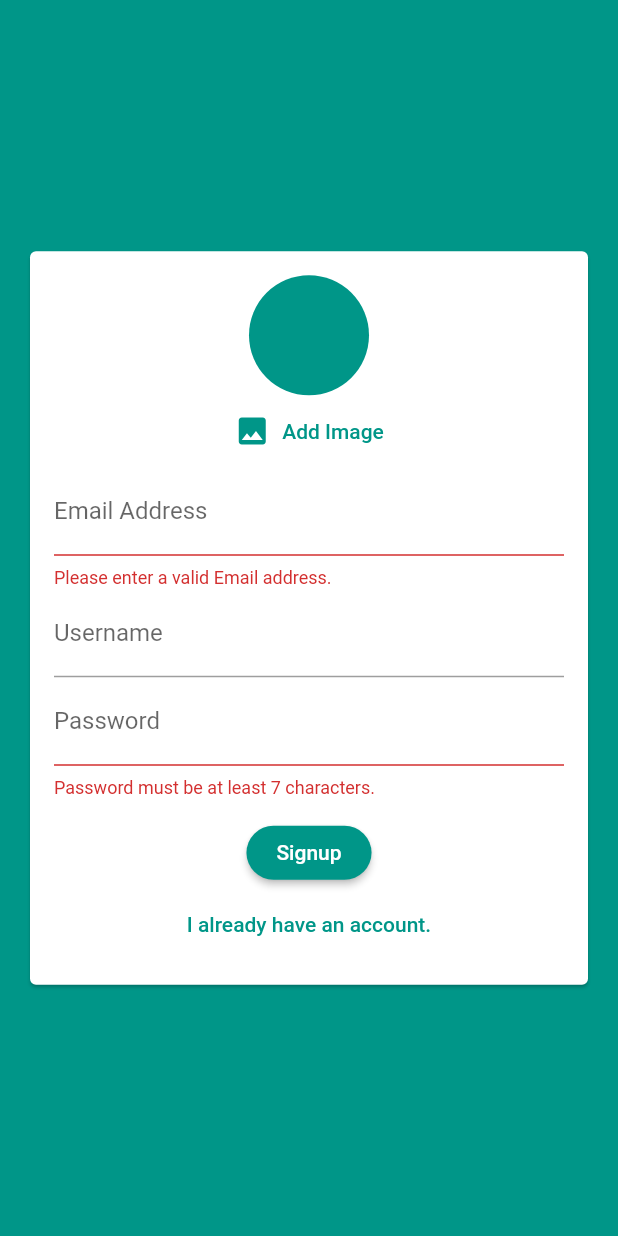
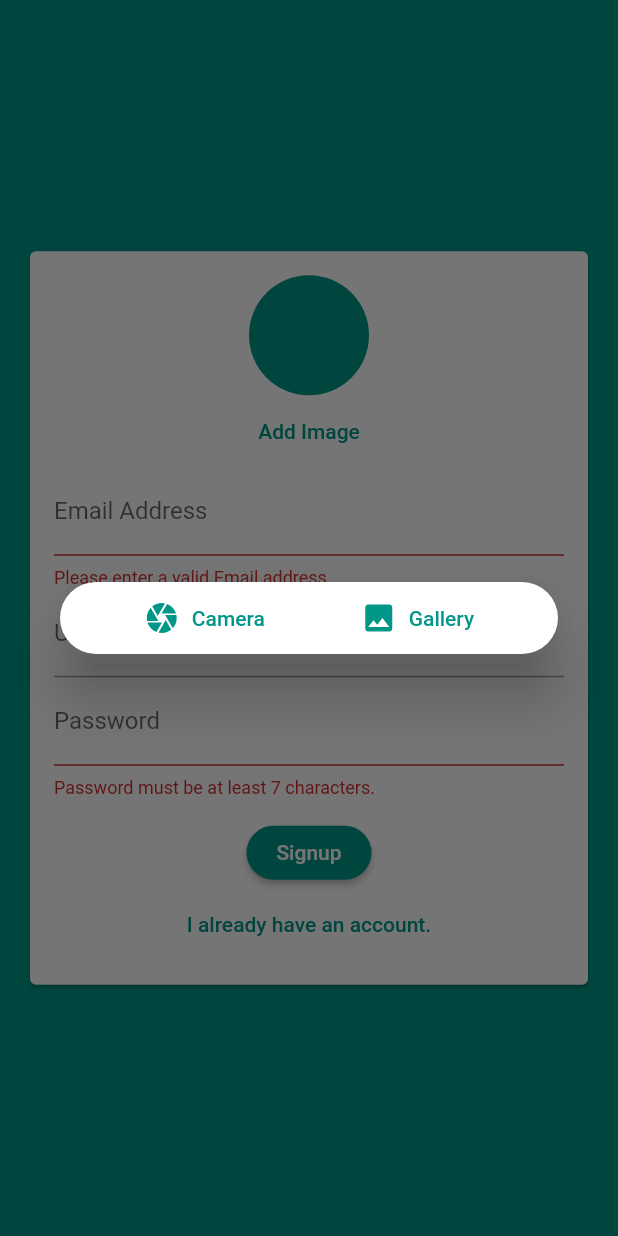
Before and after one commit to Tolulope05/tee_chat_app, a Flutter app: the screen it shows after launch, after a tap on "Login", after a tap on "Create new account", after a tap on "Add Image", on a phone screen of 412 x 824 dp. Run offline on Flutter 3.47's test engine with Material 2 defaults, Android fonts, the phone set to English and light mode, and no system bars; our stand-ins replace cloud_firestore, firebase_auth, firebase_core, firebase_storage, image_picker; accounts and stored records are empty.

Commit message:
added dialogue to show option for gallery image upload.

```diff
--- a/lib/pickers/user_image_picker.dart
+++ b/lib/pickers/user_image_picker.dart
@@ -17,9 +17,22 @@ class _UserImagePickerState extends State<UserImagePicker> {
   File? _pickedImage;
   final ImagePicker _picker = ImagePicker();
 
+  Future<void> _pickImageCam() async {
+    final XFile? image = await _picker.pickImage(
+      source: ImageSource.camera,
+      imageQuality: 50,
+      maxWidth: 150,
+    );
+    // print(image!.path.toString());
+    setState(() {
+      _pickedImage = File(image!.path);
+    });
+    widget.imagePickedfn(File(image!.path));
+  }
+
   Future<void> _pickImage() async {
     final XFile? image = await _picker.pickImage(
-      source: ImageSource.camera,
+      source: ImageSource.gallery,
       imageQuality: 50,
       maxWidth: 150,
     );
@@ -40,11 +53,37 @@ class _UserImagePickerState extends State<UserImagePicker> {
           radius: 40,
           backgroundColor: Theme.of(context).colorScheme.primary,
         ),
-        TextButton.icon(
-          onPressed: _pickImage,
-          icon: const Icon(Icons.image),
-          label: const Text('Add Image'),
-        ),
+        TextButton(
+            onPressed: () {
+              showDialog(
+                  context: context,
+                  builder: (context) {
+                    return Dialog(
+                      shape: RoundedRectangleBorder(
+                        borderRadius: BorderRadius.circular(40),
+                      ),
+                      elevation: 16,
+                      child: SizedBox(
+                        child: Row(
+                          mainAxisAlignment: MainAxisAlignment.spaceEvenly,
+                          children: [
+                            TextButton.icon(
+                              onPressed: _pickImageCam,
+                              icon: const Icon(Icons.camera),
+                              label: const Text('Camera'),
+                            ),
+                            TextButton.icon(
+                              onPressed: _pickImage,
+                              icon: const Icon(Icons.image),
+                              label: const Text('Gallery'),
+                            ),
+                          ],
+                        ),
+                      ),
+                    );
+                  });
+            },
+            child: const Text('Add Image'))
       ],
     );
   }
--- a/lib/screens/auth_screen.dart
+++ b/lib/screens/auth_screen.dart
@@ -76,7 +76,7 @@ class _AuthScreenState extends State<AuthScreen> {
       });
     } catch (err) {
       String message = 'An Error occured, Please check your credentials';
-      print(err);
+      // print(err);
       message = err.toString();
       ScaffoldMessenger.of(ctx).showSnackBar(SnackBar(
         content: Text(
```
